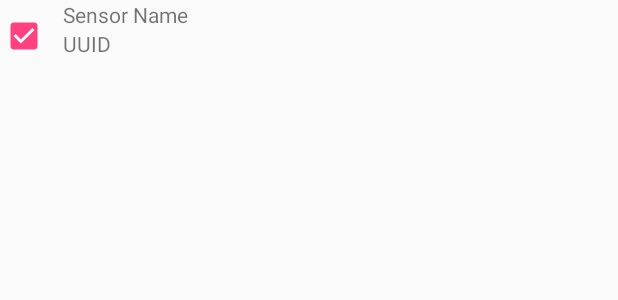
After one commit to Equinoxe-fgc/BluetoothLE, an Android app: the layout elemento_lista_sensores.xml on its own in the app's theme, with its tools: preview values and no code run, on a phone screen of 412 x 824 dp. The commit adds this screen. Shown: the top 300 px of the screen. Run offline under Robolectric (Android 15) with nearby library versions, the phone set to English and light mode, and no system bars.

Commit message:
Se obtienen y listan los tipos de sensores

```diff
--- a/app/build.gradle
+++ b/app/build.gradle
@@ -19,9 +19,10 @@ android {
 }
 
 dependencies {
-    implementation fileTree(dir: 'libs', include: ['*.jar'])
+    implementation fileTree(include: ['*.jar'], dir: 'libs')
     implementation 'com.android.support:appcompat-v7:27.1.1'
     implementation 'com.android.support.constraint:constraint-layout:1.1.0'
+    implementation 'com.android.support:design:27.1.1'
     testImplementation 'junit:junit:4.12'
     androidTestImplementation 'com.android.support.test:runner:1.0.1'
     androidTestImplementation 'com.android.support.test.espresso:espresso-core:3.0.1'
--- a/app/src/main/java/com/equinoxe/bluetoothle/BluetoothDeviceInfoList.java
+++ b/app/src/main/java/com/equinoxe/bluetoothle/BluetoothDeviceInfoList.java
@@ -2,6 +2,7 @@ package com.equinoxe.bluetoothle;
 
 import android.support.annotation.NonNull;
 
+import java.io.Serializable;
 import java.util.ArrayList;
 import java.util.List;
 
--- /dev/null
+++ b/app/src/main/res/layout/elemento_lista_sensores.xml
@@ -0,0 +1,36 @@
+<?xml version="1.0" encoding="utf-8"?>
+<RelativeLayout xmlns:android="http://schemas.android.com/apk/res/android"
+    android:layout_width="match_parent"
+    android:layout_height="48dp">
+
+    <CheckBox
+        android:id="@+id/chkSelectSensor"
+        android:layout_width="wrap_content"
+        android:layout_height="match_parent"
+        android:layout_centerVertical="true"
+        android:checked="true"
+        android:gravity="left|center_vertical" />
+
+    <TextView
+        android:id="@+id/txtSensorName"
+        android:layout_width="wrap_content"
+        android:layout_height="wrap_content"
+        android:layout_alignParentTop="false"
+        android:layout_centerVertical="false"
+        android:layout_toRightOf="@+id/chkSelectSensor"
+        android:gravity="center_vertical"
+        android:paddingLeft="10dp"
+        android:text="@string/sensor_name" />
+
+    <TextView
+        android:id="@+id/txtSensorUUID"
+        android:layout_width="wrap_content"
+        android:layout_height="match_parent"
+        android:layout_below="@+id/txtSensorName"
+        android:layout_centerVertical="false"
+        android:layout_toRightOf="@+id/chkSelectSensor"
+        android:gravity="top"
+        android:paddingLeft="10dp"
+        android:text="UUID" />
+
+</RelativeLayout>
--- /dev/null
+++ b/app/src/main/res/values/dimens.xml
@@ -0,0 +1,3 @@
+<resources>
+    <dimen name="fab_margin">16dp</dimen>
+</resources>
--- a/app/src/main/res/values/styles.xml
+++ b/app/src/main/res/values/styles.xml
@@ -8,4 +8,13 @@
         <item name="colorAccent">@color/colorAccent</item>
     </style>
 
+    <style name="AppTheme.NoActionBar">
+        <item name="windowActionBar">false</item>
+        <item name="windowNoTitle">true</item>
+    </style>
+
+    <style name="AppTheme.AppBarOverlay" parent="ThemeOverlay.AppCompat.Dark.ActionBar" />
+
+    <style name="AppTheme.PopupOverlay" parent="ThemeOverlay.AppCompat.Light" />
+
 </resources>
--- a/build.gradle
+++ b/build.gradle
@@ -7,7 +7,7 @@ buildscript {
         jcenter()
     }
     dependencies {
-        classpath 'com.android.tools.build:gradle:3.1.1'
+        classpath 'com.android.tools.build:gradle:3.1.2'
 
 
         // NOTE: Do not place your application dependencies here; they belong
```
Also changed, not shown: app/src/main/AndroidManifest.xml (+7 -3 lines), app/src/main/java/com/equinoxe/bluetoothle/BluetoothDeviceInfo.java (+13 -2 lines), app/src/main/java/com/equinoxe/bluetoothle/BluetoothServiceInfo.java (added, +37 -0 lines), app/src/main/java/com/equinoxe/bluetoothle/BluetoothServiceInfoList.java (added, +41 -0 lines), app/src/main/java/com/equinoxe/bluetoothle/Conexion.java (added, +113 -0 lines), app/src/main/java/com/equinoxe/bluetoothle/MainActivity.java (+27 -6 lines), app/src/main/java/com/equinoxe/bluetoothle/MiAdaptador.java (+5 -15 lines), app/src/main/java/com/equinoxe/bluetoothle/MiAdaptadorSensores.java (added, +59 -0 lines), app/src/main/java/com/equinoxe/bluetoothle/UUIDs.java (added, +9 -0 lines), app/src/main/res/layout/activity_conexion.xml (added, +35 -0 lines), app/src/main/res/layout/elemento_lista.xml (+12 -12 lines), app/src/main/res/values/strings.xml (+9 -0 lines), 1 other file.
